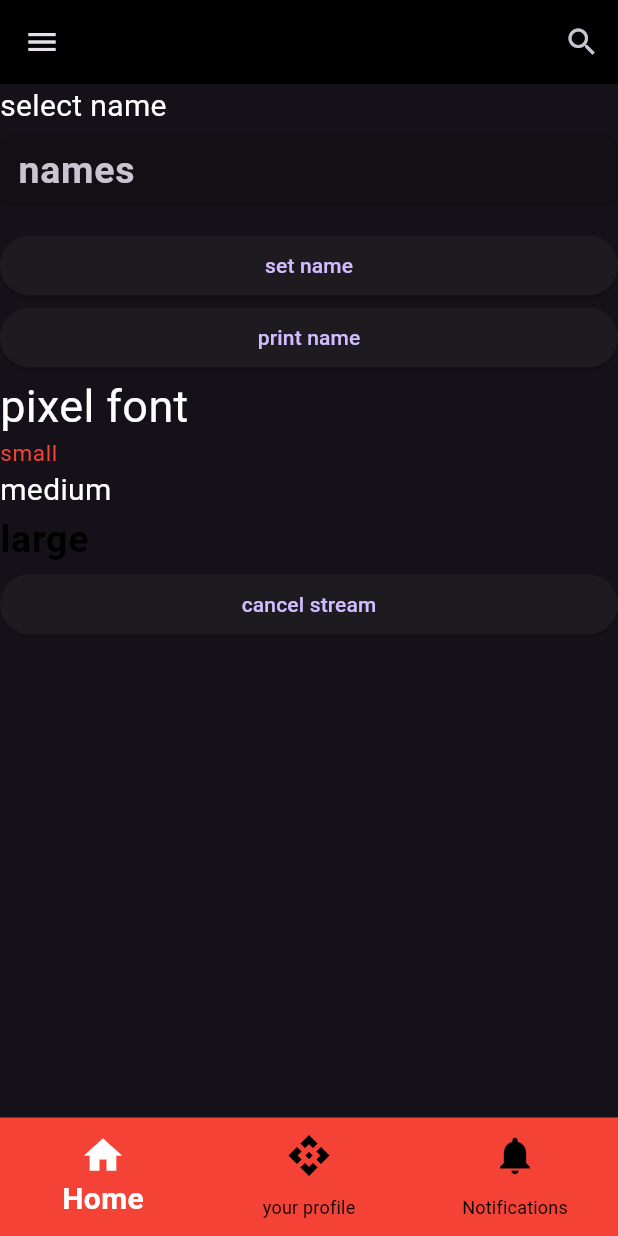
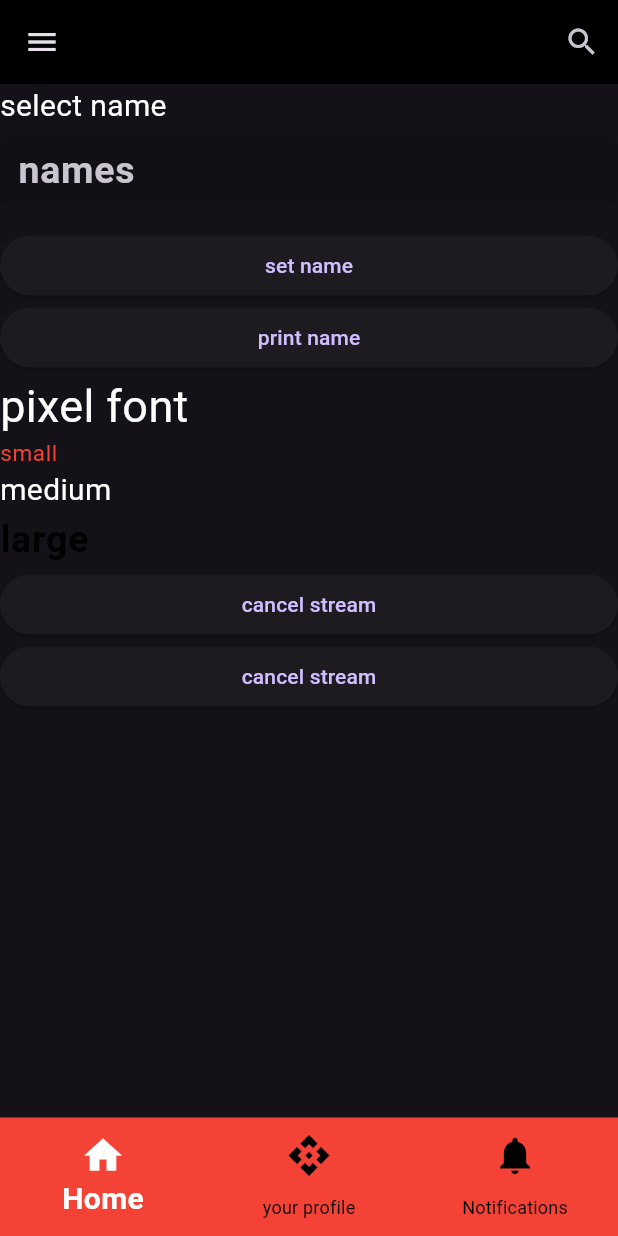
Before and after one commit to kareemalbahy/ITI_course, a Flutter app: the screen it shows after launch, after a tap on "cancel stream", on a phone screen of 412 x 824 dp. Run offline on Flutter 3.47's test engine with Material 3 defaults, Android fonts, the phone set to English and light mode, and no system bars; our stand-ins replace awesome_dialog, geolocator, shared_preferences; missing offline and left inert: drop_down_list; Roboto replaces fonts that are missing (Pixelify, pixelify).

Commit message:
training 1

```diff
--- a/lib/main.dart
+++ b/lib/main.dart
@@ -1069,6 +1069,9 @@ class TestState extends State<Test> with SingleTickerProviderStateMixin{
             Text("small" , style: Theme.of(context).textTheme.bodySmall,),
             Text("medium", style: Theme.of(context).textTheme.bodyMedium,),
             Text("large" , style: Theme.of(context).textTheme.bodyLarge,),
+            ElevatedButton(onPressed: (){
+              positionStream!.cancel();
+            }, child: Text("cancel stream")),
             ElevatedButton(onPressed: (){
               positionStream!.cancel();
             }, child: Text("cancel stream")),
```
